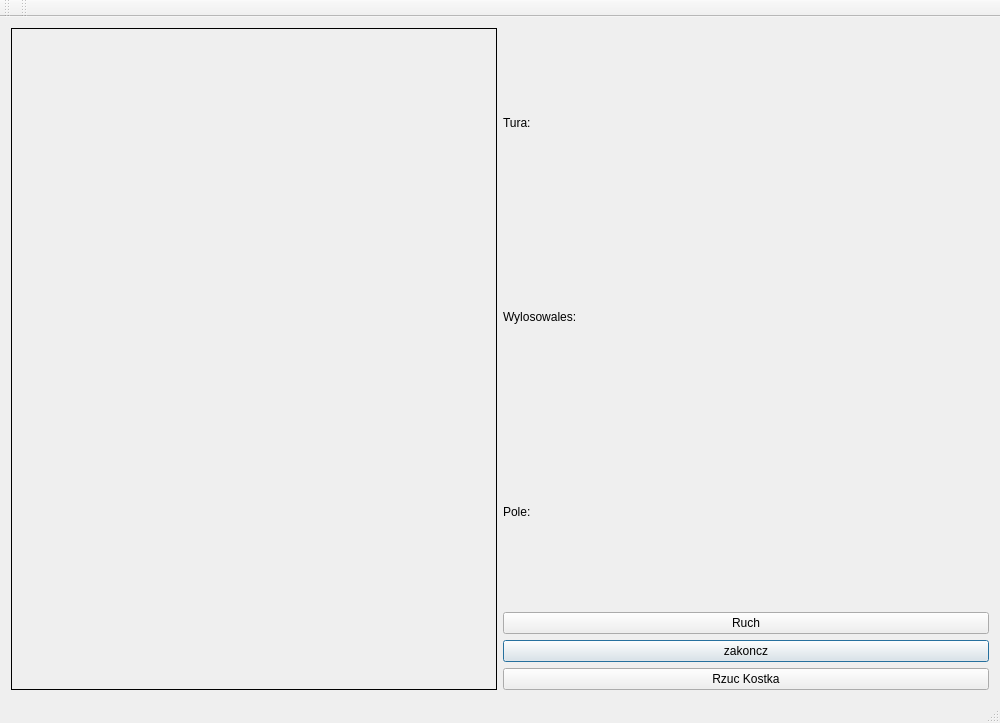
Siamil/monopoly2, file mainwindow.ui: the form before one commit.
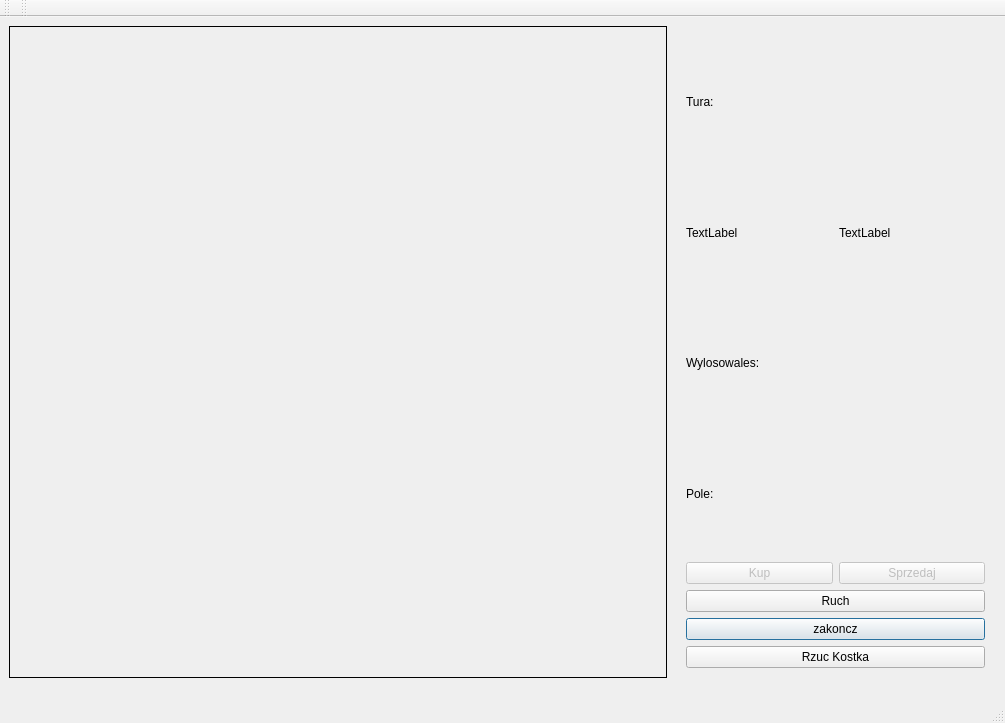
The form after the commit. Icons and pictures are not drawn.

```diff
--- a/mainwindow.ui
+++ b/mainwindow.ui
@@ -6,7 +6,7 @@
    <rect>
     <x>0</x>
     <y>0</y>
-    <width>1000</width>
+    <width>1005</width>
     <height>723</height>
    </rect>
   </property>
@@ -20,9 +20,15 @@
    <string>MainWindow</string>
   </property>
   <widget class="QWidget" name="centralWidget">
-   <layout class="QHBoxLayout" name="horizontalLayout">
-    <item>
      <widget class="QLabel" name="label">
+    <property name="geometry">
+     <rect>
+      <x>9</x>
+      <y>9</y>
+      <width>658</width>
+      <height>652</height>
+     </rect>
+    </property>
       <property name="frameShape">
        <enum>QFrame::Panel</enum>
       </property>
@@ -33,9 +39,16 @@
        <bool>false</bool>
       </property>
      </widget>
-    </item>
-    <item>
-     <layout class="QVBoxLayout" name="verticalLayout">
+   <widget class="QWidget" name="">
+    <property name="geometry">
+     <rect>
+      <x>675</x>
+      <y>11</y>
+      <width>321</width>
+      <height>651</height>
+     </rect>
+    </property>
+    <layout class="QVBoxLayout" name="verticalLayout_2">
       <item>
        <widget class="QLabel" name="lTura">
         <property name="text">
@@ -43,6 +56,24 @@
         </property>
        </widget>
       </item>
+     <item>
+      <layout class="QHBoxLayout" name="horizontalLayout_2">
+       <item>
+        <widget class="QLabel" name="lCash1">
+         <property name="text">
+          <string>TextLabel</string>
+         </property>
+        </widget>
+       </item>
+       <item>
+        <widget class="QLabel" name="lCash2">
+         <property name="text">
+          <string>TextLabel</string>
+         </property>
+        </widget>
+       </item>
+      </layout>
+     </item>
       <item>
        <widget class="QLabel" name="lDice">
         <property name="text">
@@ -58,6 +89,32 @@
        </widget>
       </item>
       <item>
+      <layout class="QVBoxLayout" name="verticalLayout">
+       <item>
+        <layout class="QHBoxLayout" name="horizontalLayout">
+         <item>
+          <widget class="QPushButton" name="bBuy">
+           <property name="enabled">
+            <bool>false</bool>
+           </property>
+           <property name="text">
+            <string>Kup</string>
+           </property>
+          </widget>
+         </item>
+         <item>
+          <widget class="QPushButton" name="bSell">
+           <property name="enabled">
+            <bool>false</bool>
+           </property>
+           <property name="text">
+            <string>Sprzedaj</string>
+           </property>
+          </widget>
+         </item>
+        </layout>
+       </item>
+       <item>
        <widget class="QPushButton" name="bMove">
         <property name="text">
          <string>Ruch</string>
@@ -91,12 +148,13 @@
     </item>
    </layout>
   </widget>
+  </widget>
   <widget class="QMenuBar" name="menuBar">
    <property name="geometry">
     <rect>
      <x>0</x>
      <y>0</y>
-     <width>1000</width>
+     <width>1005</width>
      <height>21</height>
     </rect>
    </property>
```
Lines whose indentation alone changed are shown as unchanged.
